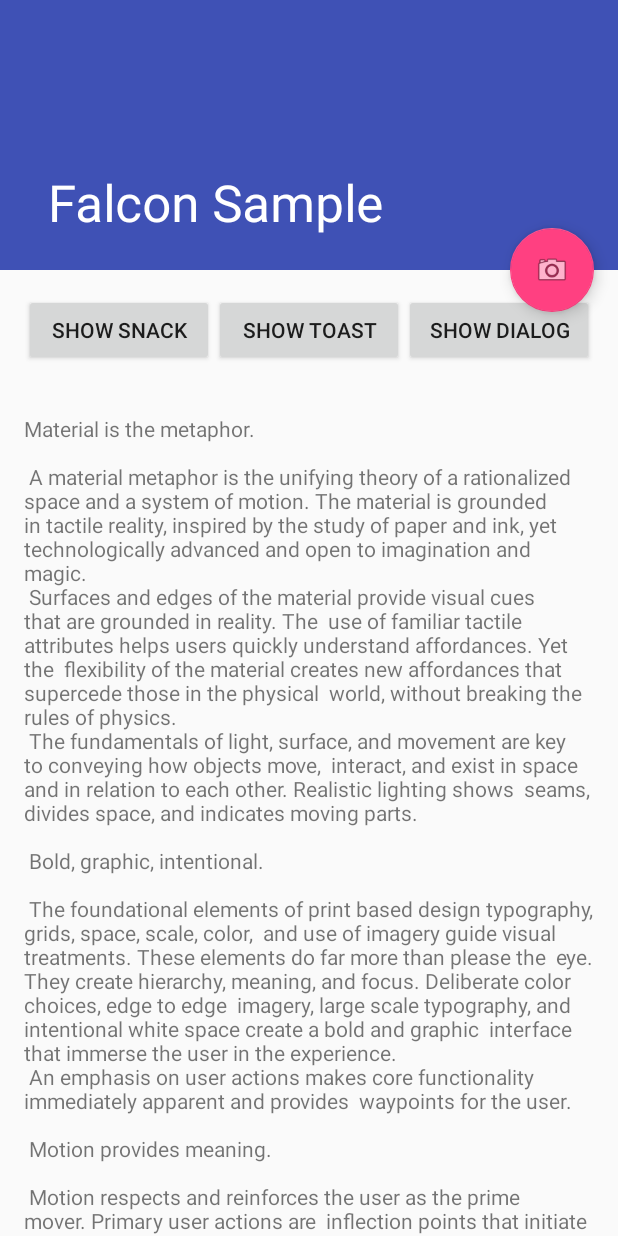
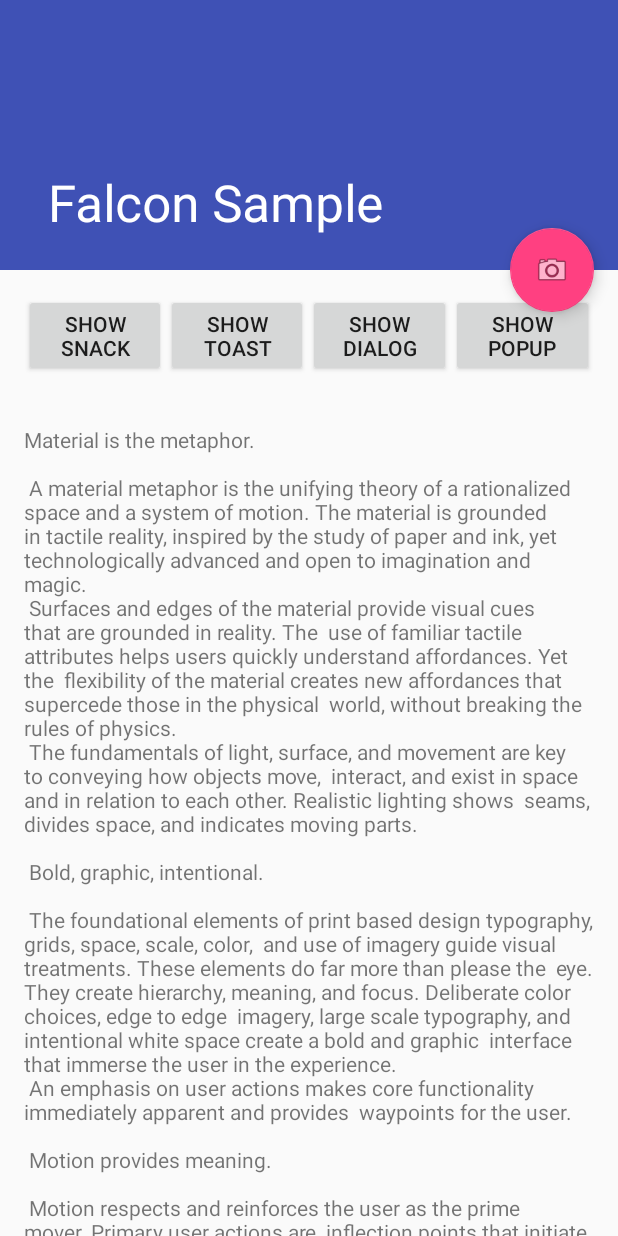
Before and after one commit to jraska/Falcon, an Android app: the screen it shows after launch (SampleActivity), on a phone screen of 412 x 824 dp. Run offline under Robolectric (Android 15) with nearby library versions, the phone set to English and light mode, and no system bars; our stand-ins replace ButterKnife.

Commit message:
Add Popup showing

```diff
--- a/falcon-sample/src/main/res/layout/content_sample.xml
+++ b/falcon-sample/src/main/res/layout/content_sample.xml
@@ -18,7 +18,7 @@
             android:layout_width="match_parent"
             android:layout_height="wrap_content"
             android:layout_margin="@dimen/text_margin"
-            android:weightSum="3"
+            android:weightSum="4"
             android:orientation="horizontal">
 
             <Button
@@ -41,6 +41,13 @@
                 android:layout_height="wrap_content"
                 android:layout_weight="1"
                 android:text="@string/show_dialog" />
+
+            <Button
+                android:id="@+id/show_popup"
+                android:layout_width="0dp"
+                android:layout_height="wrap_content"
+                android:layout_weight="1"
+                android:text="@string/show_popup" />
         </LinearLayout>
 
 
--- a/falcon-sample/src/main/res/values/strings.xml
+++ b/falcon-sample/src/main/res/values/strings.xml
@@ -92,4 +92,5 @@
     <string name="show_snack">Show Snack</string>
     <string name="show_toast">Show Toast</string>
     <string name="show_dialog">Show Dialog</string>
+    <string name="show_popup">Show popup</string>
 </resources>
```
Also changed, not shown: falcon-sample/src/main/java/com/jraska/falcon/sample/SampleActivity.java (+14 -2 lines).
